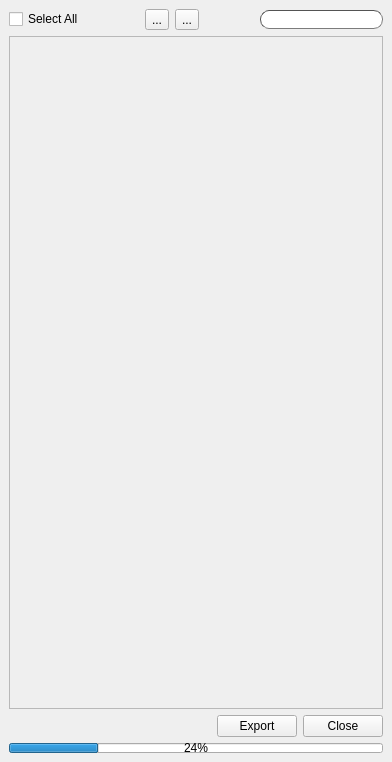
First picture: the form in ui/submitter.ui, repository iceanimations/shot_subm_use_multishot, before the edit.
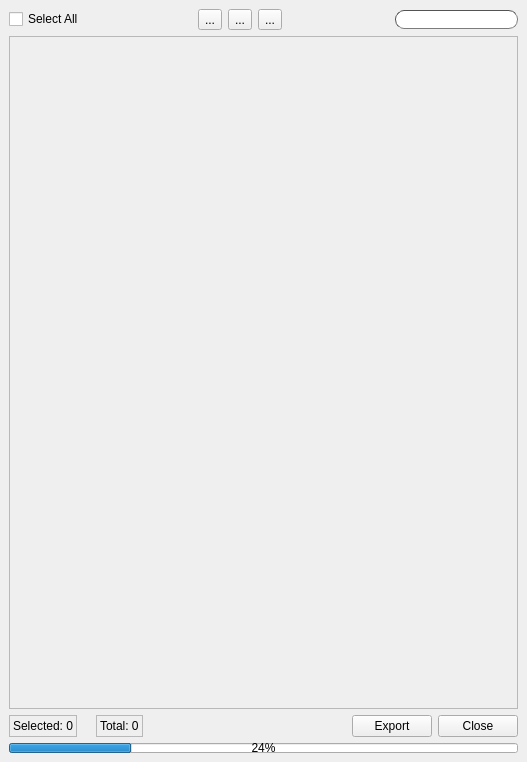
Second picture: the form after the edit.

Diff of the .ui file:
```diff
--- a/ui/submitter.ui
+++ b/ui/submitter.ui
@@ -6,7 +6,7 @@
    <rect>
     <x>0</x>
     <y>0</y>
-    <width>392</width>
+    <width>527</width>
     <height>762</height>
    </rect>
   </property>
@@ -60,6 +60,16 @@
         </property>
        </widget>
       </item>
+      <item>
+       <widget class="QToolButton" name="deleteSelectedButton">
+        <property name="toolTip">
+         <string>Remove selected shots</string>
+        </property>
+        <property name="text">
+         <string>...</string>
+        </property>
+       </widget>
+      </item>
       <item>
        <spacer name="horizontalSpacer_3">
         <property name="orientation">
@@ -100,7 +110,7 @@
         <rect>
          <x>0</x>
          <y>0</y>
-         <width>372</width>
+         <width>507</width>
          <height>667</height>
         </rect>
        </property>
@@ -138,6 +148,33 @@
     </item>
     <item>
      <layout class="QHBoxLayout" name="horizontalLayout_2">
+      <item>
+       <widget class="QLabel" name="selectedLabel">
+        <property name="frameShape">
+         <enum>QFrame::StyledPanel</enum>
+        </property>
+        <property name="text">
+         <string>Selected: 0</string>
+        </property>
+       </widget>
+      </item>
+      <item>
+       <widget class="QLabel" name="label">
+        <property name="text">
+         <string/>
+        </property>
+       </widget>
+      </item>
+      <item>
+       <widget class="QLabel" name="totalLabel">
+        <property name="frameShape">
+         <enum>QFrame::StyledPanel</enum>
+        </property>
+        <property name="text">
+         <string>Total: 0</string>
+        </property>
+       </widget>
+      </item>
       <item>
        <spacer name="horizontalSpacer_2">
         <property name="orientation">
```
Left out of the diff: 6 changed lines with no effect on the pictures.
